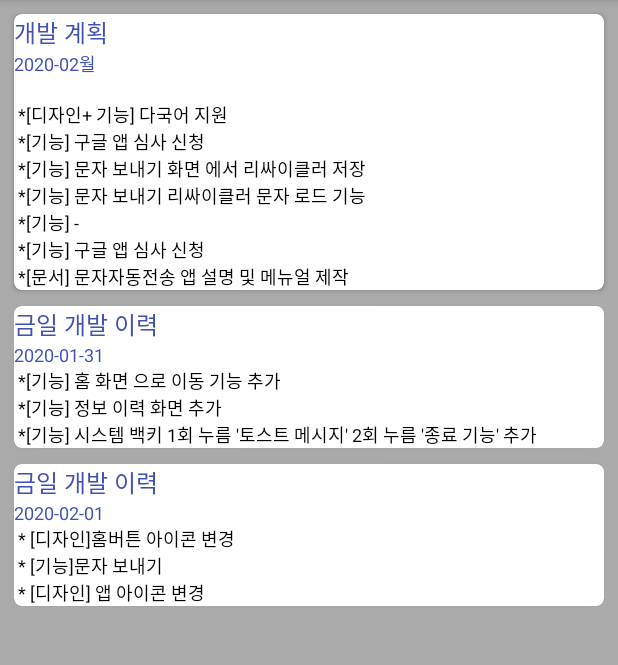
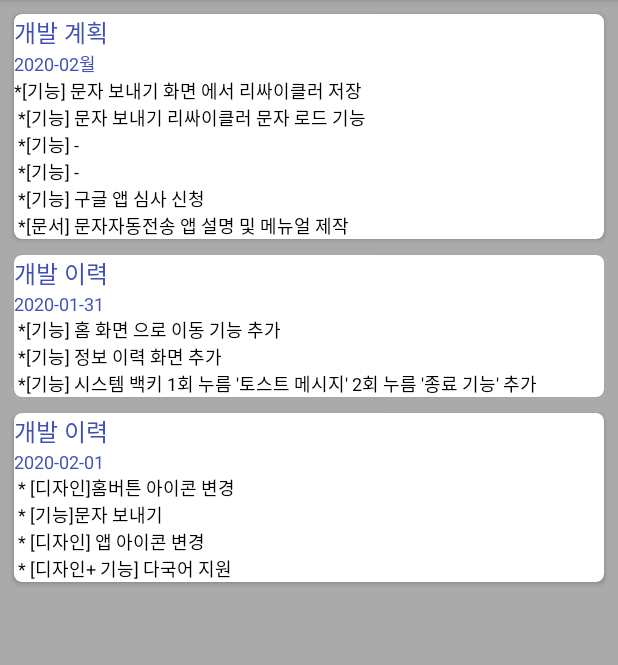
Before and after one commit to rain2002kr/SMS_AutoTransAppFrag, an Android app: the fragment InfomationFragment placed in its activity, on a phone screen of 412 x 824 dp, the part 84-749 px from its top. Run offline under Robolectric (Android 15) with nearby library versions, the light colour scheme and no system bars; our stand-ins replace Room's generated code; 3 statements that could not run were skipped.

Commit message:
다국어 지원기능 추가

```diff
--- a/app/src/main/java/com/example/sms_autotransappfrag/Fragment_main/MainFragment.kt
+++ b/app/src/main/java/com/example/sms_autotransappfrag/Fragment_main/MainFragment.kt
@@ -1,6 +1,7 @@
 package com.example.sms_autotransappfrag.Fragment_main
 
 
+import android.content.Context
 import android.os.Build
 import android.os.Bundle
 import android.util.Log
@@ -29,34 +30,44 @@ class MainFragment : Fragment() {
     private val recyclerview_main_screen: RecyclerView by lazy {
         view?.findViewById(R.id.recyclerview_main_screen) as RecyclerView
     }
-  //  val language = resources.configuration.locale.language
 
-    private val image  = listOf<Int>(R.drawable.network,R.drawable.log,R.drawable.sms,R.drawable.info)
-    private val title  = listOf<String>("전송리스트","전송 내역","문자 보내기","정보")
-    private val comment  = listOf<String>("자동 문자 전송 정보를 저장하는 화면입니다."
-                                                    ,"자동 전송된 문자 내역을 확인하는 화면입니다."
-                                                    ,"문자를 전송 할수 있는 화면입니다."
-                                                    ,"버전을 확인 할수 있습니다.")
-
-
+    private val image     = listOf<Int>(R.drawable.network,R.drawable.log,R.drawable.sms,R.drawable.info)
+    private lateinit var title :List<String>
+    private lateinit var comment :List<String>
     private val list by lazy {
-        mutableListOf<MainViewModel>(
+            mutableListOf<MainViewModel>(
             MainViewModel(image[0], title[0],comment[0]),
             MainViewModel(image[1], title[1],comment[1]),
             MainViewModel(image[2], title[2],comment[2]),
-            MainViewModel(image[3], title[3],comment[3]))
-            /*
-            MainViewModel(R.drawable.network, "전송 리스트","자동 문자 전송 정보를 저장하는 화면입니다."),
-            MainViewModel(R.drawable.log, "전송 내역","자동 전송된 문자 내역을 확인하는 화면입니다."),
-            MainViewModel(R.drawable.sms, "문자 보내기","문자를 전송 할수 있는 화면입니다."),
-            MainViewModel(R.drawable.info, "정보","버전을 확인 할수 있습니다."),
-                    MainViewModel(R.drawable.info, title[0],"버전을 확인 할수 있습니다.")
+            MainViewModel(image[3], title[3],comment[3])
 
-             */
-
-    }
+            )
+        }
 
     private lateinit var mainAdapter : MainViewAdapter
+
+    override fun onAttach(context: Context) {
+        super.onAttach(context)
+        val language = resources.configuration.locale.language
+        //한국말 지원
+        if(language.contains("ko")) {
+            title   = listOf<String>("전송리스트", "전송 내역", "문자 보내기", "정보")
+            comment = listOf<String>(
+                 "자동 문자 전송 정보를 저장하는 화면입니다."
+                ,"자동 전송된 문자 내역을 확인하는 화면입니다."
+                ,"문자를 전송 할수 있는 화면입니다."
+                ,"버전을 확인 할수 있습니다.")
+        }
+        //영어 지원
+        if(language.contains("en")){
+            title = listOf<String>("Tranfer List", "Transfered log", "SMS Send", "Information")
+            comment = listOf<String>(
+                 "This screen saves the automatic text transfer list."
+                ,"This is a screen to check the texts sent automatically."
+                ,"It is a screen to send a text."
+                ,"You can check the version and notice.")
+        }
+    }
 
     override fun onCreateView(
         inflater: LayoutInflater, container: ViewGroup?,savedInstanceState: Bundle?): View? {
--- a/app/src/main/java/com/example/sms_autotransappfrag/Infomation/InfomationFragment.kt
+++ b/app/src/main/java/com/example/sms_autotransappfrag/Infomation/InfomationFragment.kt
@@ -31,26 +31,25 @@ class InfomationFragment : Fragment() {
     private val list by lazy{
         mutableListOf<InfoViewModel>(
             InfoViewModel("2020-02월","개발 계획",
-                  "\n *[디자인+ 기능] 다국어 지원 " +
-                        "\n *[기능] 구글 앱 심사 신청"+
-                        "\n *[기능] 문자 보내기 화면 에서 리싸이클러 저장"+
+                  "*[기능] 문자 보내기 화면 에서 리싸이클러 저장"+
                         "\n *[기능] 문자 보내기 리싸이클러 문자 로드 기능"+
+                        "\n *[기능] -"+
                         "\n *[기능] -"+
                         "\n *[기능] 구글 앱 심사 신청"+
                         "\n *[문서] 문자자동전송 앱 설명 및 메뉴얼 제작"
 
-
             ),
 
-            InfoViewModel("2020-01-31","금일 개발 이력",
+            InfoViewModel("2020-01-31","개발 이력",
                 " *[기능] 홈 화면 으로 이동 기능 추가" +
                         "\n *[기능] 정보 이력 화면 추가" +
                         "\n *[기능] 시스템 백키 1회 누름 '토스트 메시지' 2회 누름 '종료 기능' 추가"),
 
-            InfoViewModel("2020-02-01","금일 개발 이력",
+            InfoViewModel("2020-02-01","개발 이력",
                 " * [디자인]홈버튼 아이콘 변경 " +
                         "\n * [기능]문자 보내기 " +
-                        "\n * [디자인] 앱 아이콘 변경 "
+                        "\n * [디자인] 앱 아이콘 변경 " +
+                        "\n * [디자인+ 기능] 다국어 지원"
 
             )
         )
--- a/app/src/main/res/layout/sub_contact_register_view.xml
+++ b/app/src/main/res/layout/sub_contact_register_view.xml
@@ -29,7 +29,7 @@
                 android:layout_margin="2dp"
                 android:background="@drawable/item_board"
                 android:scaleType="fitCenter"
-                android:src="@drawable/receive_sms" />
+                android:src="@drawable/robot_2" />
 
 
             <LinearLayout
@@ -91,7 +91,7 @@
                 android:layout_margin="2dp"
                 android:background="@drawable/item_board"
                 android:scaleType="fitCenter"
-                android:src="@drawable/send_sms" />
+                android:src="@drawable/robot" />
 
 
             <LinearLayout
@@ -143,7 +143,7 @@
             android:layout_width="wrap_content"
             android:layout_height="40dp"
             android:layout_weight="1"
-            android:text="추가"
+            android:text="@string/sub_contact_register_btinsert"
             android:elevation="1dp"
             android:layout_margin="2dp"
             android:textSize="13sp"
--- a/app/src/main/res/values/strings.xml
+++ b/app/src/main/res/values/strings.xml
@@ -4,6 +4,9 @@
     <!-- TODO: information flagment -->
     <string name="info">infomation </string>
 
+    <!-- TODO: sub_contact_register_view -->
+    <string name="sub_contact_register_btinsert">insert </string>
+
 
 
 </resources>
```
Also changed, not shown: app/src/main/java/com/example/sms_autotransappfrag/Contact_Regist_item/ContactRegistFragment.kt (+8 -8 lines), app/src/main/res/layout/sub_contact_log_view.xml (+6 -4 lines), app/src/main/res/drawable/robot_2.png (added), 1 other file.
